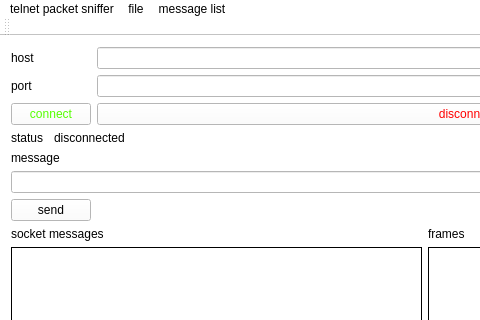
Before: the Qt Designer form telnetPacketSniffer/mainwindow.ui in cf16/qt, drawn with Qt 5; both pictures show x 0 to 480 and y 0 to 320 of the 1151 by 664 pixel window.
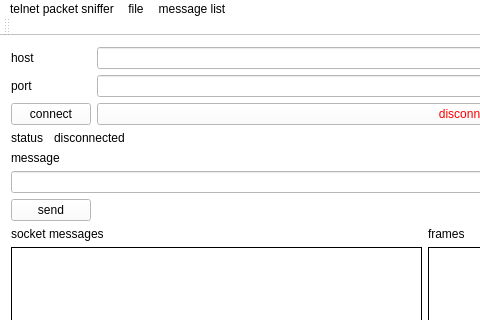
After: the same form once the commit is applied.

Patch:
```diff
--- a/telnetPacketSniffer/mainwindow.ui
+++ b/telnetPacketSniffer/mainwindow.ui
@@ -94,7 +94,7 @@
     <item row="2" column="0" colspan="2">
      <widget class="QPushButton" name="connectButton">
       <property name="styleSheet">
-       <string notr="true">color: rgb(85, 255, 0);</string>
+       <string notr="true"/>
       </property>
       <property name="text">
        <string>connect</string>
```
Left out of the diff: 4 changed lines with no effect on the pictures.
